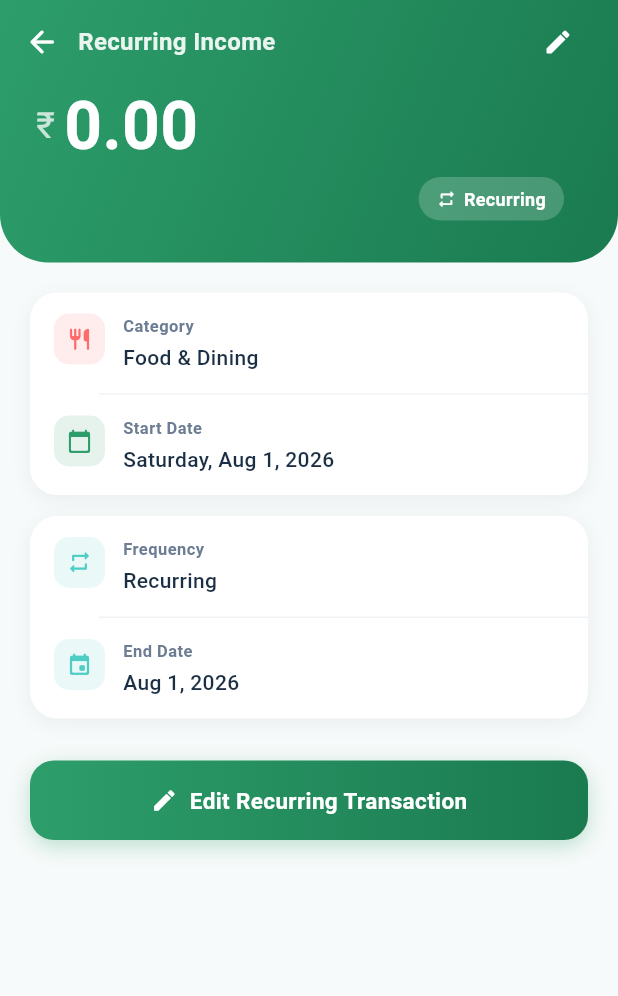
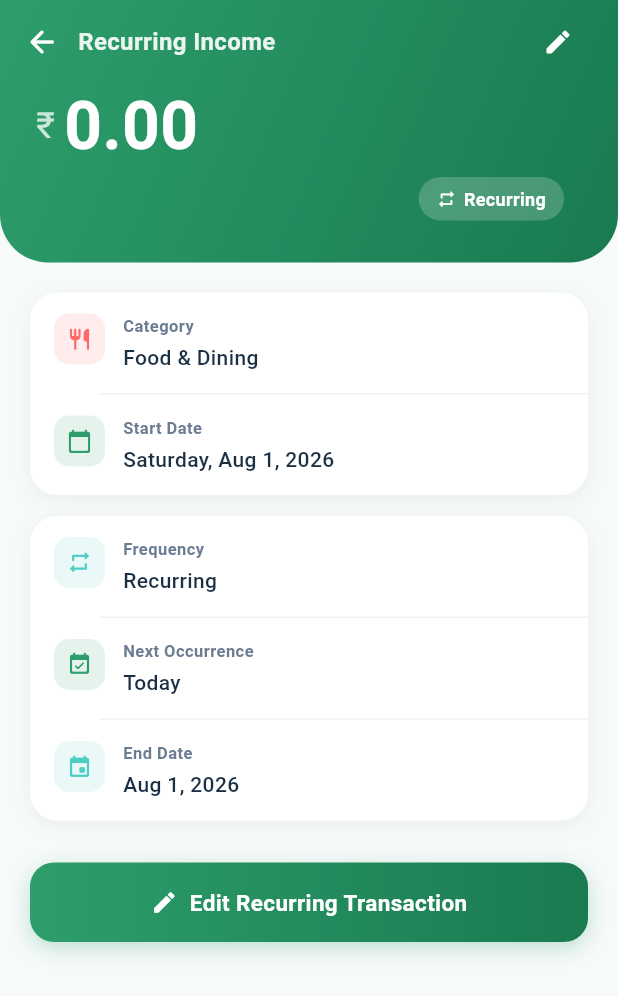
Before and after one commit to Saran90/SpendFluxa, a Flutter app: the RecurringTransactionDetailScreen screen opened directly with empty values, on a phone screen of 412 x 824 dp. Shown: the top 996 px of the screen. Run offline on Flutter 3.47's test engine with Material 3 defaults, Android fonts, the phone set to English and light mode, and no system bars; our stand-ins replace flutter_local_notifications, google_sign_in, local_auth, package_info_plus, permission_handler, shared_preferences and 2 more; missing offline and left inert: googleapis, workmanager; accounts and stored records are empty.

Commit message:
feat: show next occurrence date on recurring transaction detail screen

```diff
--- a/lib/features/transactions/recurring_transaction_detail_screen.dart
+++ b/lib/features/transactions/recurring_transaction_detail_screen.dart
@@ -59,6 +59,52 @@ class RecurringTransactionDetailScreen extends StatelessWidget {
           return 'Every $days days';
         }
         return 'Recurring';
+    }
+  }
+
+  /// Returns the next occurrence date after today, or null if the series has ended.
+  DateTime? get _nextOccurrence {
+    final frequency = transaction.recurringFrequency;
+    if (frequency == null) return null;
+
+    final now = DateTime.now();
+    final today = DateTime(now.year, now.month, now.day);
+    final endDate = transaction.recurringEndDate;
+
+    var current = DateTime(
+      transaction.date.year,
+      transaction.date.month,
+      transaction.date.day,
+    );
+
+    // Advance until we reach a date on or after today
+    while (current.isBefore(today)) {
+      current = _nextDate(current, frequency);
+    }
+
+    // If it lands exactly on today, show today; otherwise it's a future date
+    if (endDate != null && current.isAfter(endDate)) return null;
+    return current;
+  }
+
+  DateTime _nextDate(DateTime current, String frequency) {
+    switch (frequency) {
+      case 'daily':
+        return DateTime(current.year, current.month, current.day + 1);
+      case 'weekly':
+        return DateTime(current.year, current.month, current.day + 7);
+      case 'monthly':
+        return DateTime(current.year, current.month + 1, current.day);
+      case 'quarterly':
+        return DateTime(current.year, current.month + 3, current.day);
+      case 'yearly':
+        return DateTime(current.year + 1, current.month, current.day);
+      default:
+        if (frequency.startsWith('custom_')) {
+          final days = int.tryParse(frequency.substring(7)) ?? 1;
+          return DateTime(current.year, current.month, current.day + days);
+        }
+        return current;
     }
   }
 
@@ -261,6 +307,23 @@ class RecurringTransactionDetailScreen extends StatelessWidget {
   }
 
   Widget _buildRecurringCard() {
+    final next = _nextOccurrence;
+    final now = DateTime.now();
+    final today = DateTime(now.year, now.month, now.day);
+
+    String nextLabel;
+    if (next == null) {
+      nextLabel = 'Series ended';
+    } else if (next == today) {
+      nextLabel = 'Today';
+    } else {
+      final daysAway = next.difference(today).inDays;
+      final dateStr = DateFormat('MMM d, yyyy').format(next);
+      nextLabel = daysAway == 1
+          ? 'Tomorrow · $dateStr'
+          : 'In $daysAway days · $dateStr';
+    }
+
     return _Card(
       child: Column(
         children: [
@@ -269,6 +332,15 @@ class RecurringTransactionDetailScreen extends StatelessWidget {
             iconColor: AppColors.primary,
             label: 'Frequency',
             value: _frequencyLabel,
+          ),
+          _divider(),
+          _InfoRow(
+            icon: Icons.event_available_rounded,
+            iconColor: next != null
+                ? const Color(0xFF2D9E6B)
+                : AppColors.textSecondary,
+            label: 'Next Occurrence',
+            value: nextLabel,
           ),
           if (transaction.recurringEndDate != null) ...[
             _divider(),
```
